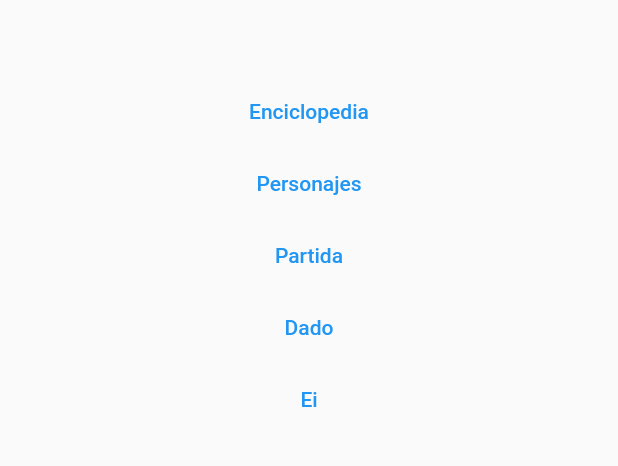
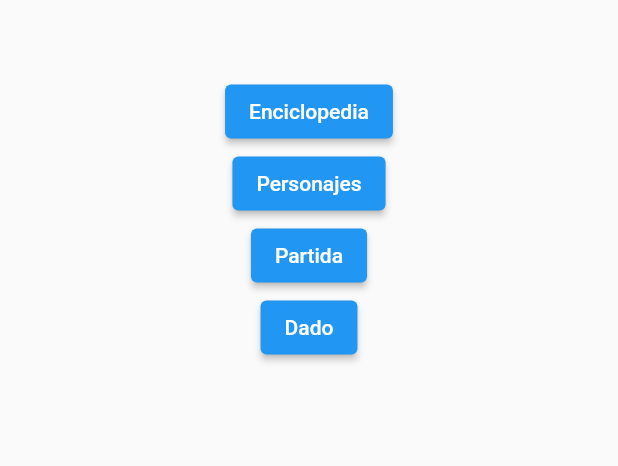
Before and after one commit to Doelkerminator/natural-20, a Flutter app: the MenuScreen screen opened by its route, on a phone screen of 412 x 824 dp, the part 446-912 px from its top. Run offline on Flutter 3.47's test engine with Material 2 defaults, Android fonts, the phone set to English and light mode, and no system bars; our stand-ins replace auth_buttons, cloud_firestore, file_picker, firebase_auth, firebase_core, firebase_storage and 1 more; missing offline and left inert: flutter_facebook_auth, splash_screen_view, twitter_login; accounts and stored records are empty.

```diff
--- a/lib/screens/menu_screen.dart
+++ b/lib/screens/menu_screen.dart
@@ -27,20 +27,19 @@ class _MenuScreenState extends State<MenuScreen> {
 
   Widget radial() {
     return Column(children: [
-      TextButton(
+      ElevatedButton(
         child: const Text("Enciclopedia"),
         onPressed: () {
           Navigator.pushNamed(context, '/encyclopedia');
         }
       ),
-      TextButton(child: Text("Personajes"), onPressed: () {}),
-      TextButton(
+      ElevatedButton(child: Text("Personajes"), onPressed: () {}),
+      ElevatedButton(
           child: const Text("Partida"),
           onPressed: () {
             Navigator.pushNamed(context, '/list_campaign');
           }),
-      TextButton(child: Text("Dado"), onPressed: () {}),
-      TextButton(child: Text("Ei"), onPressed: () {})
+      ElevatedButton(child: Text("Dado"), onPressed: () {})
     ]);
   }
 }
```
